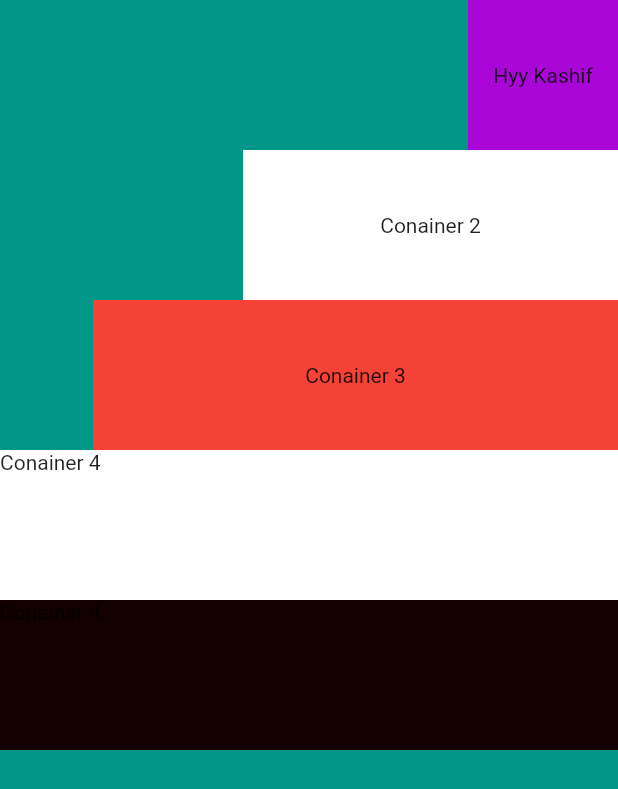
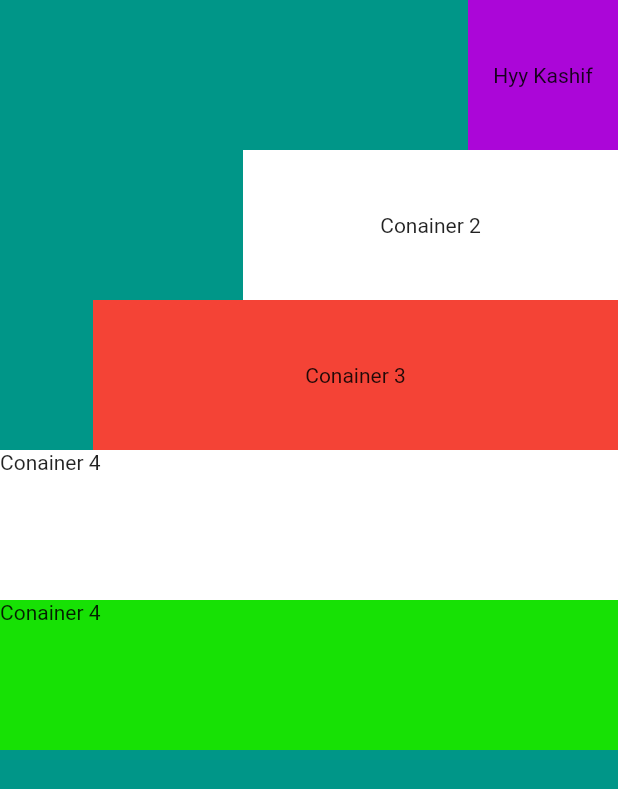
Before and after one commit to HEYKASHIF/quizApp, a Flutter app: the bootCamp screen opened directly, on a phone screen of 412 x 824 dp. Shown: the top 789 px of the screen. Run offline on Flutter 3.47's test engine with Material 2 defaults, Android fonts, the phone set to English and light mode, and no system bars.

Commit message:
"21-may commit1"

```diff
--- a/lib/bootcamp.dart
+++ b/lib/bootcamp.dart
@@ -41,7 +41,7 @@ class bootCamp extends StatelessWidget {
           Container(
             height: 100.0,
             width: 420.0,
-            color: Color.fromARGB(255, 19, 1, 1),
+            color: Color.fromARGB(255, 23, 225, 5),
             child: Text('Conainer 4'),
           ),
           Container(
```
